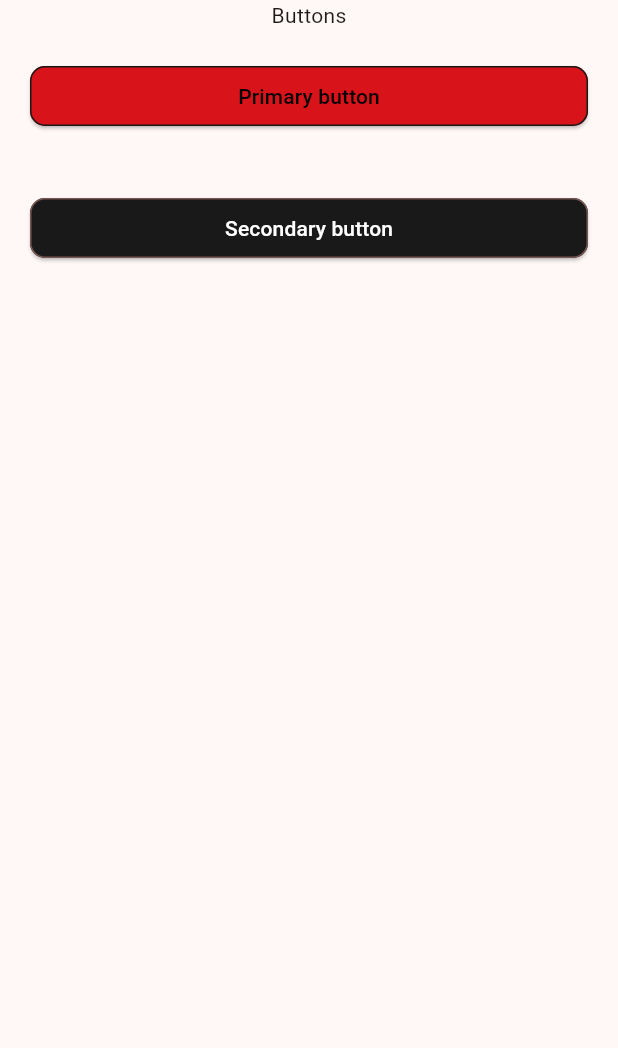
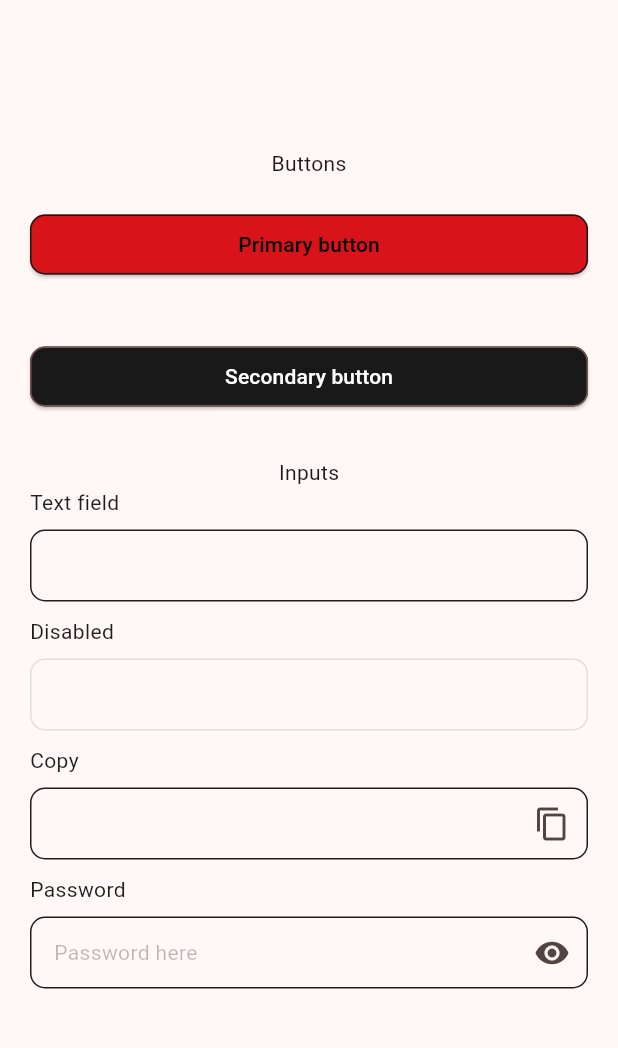
Before and after one commit to Jsmorales1415/ink_core, a Flutter app: the screen it shows after launch, on a phone screen of 412 x 824 dp, the part 84-1132 px from its top. Run offline on Flutter 3.47's test engine with Material 2 defaults, Android fonts, the phone set to English and light mode, and no system bars; our stand-ins replace dio.

Commit message:
feat: common text field created

```diff
--- a/lib/main.dart
+++ b/lib/main.dart
@@ -39,9 +39,73 @@ class _MyHomePageState extends State<MyHomePage> {
         backgroundColor: Theme.of(context).colorScheme.inversePrimary,
         title: Text(widget.title),
       ),
-      body: Center(
+      body: const Center(
+        child: SingleChildScrollView(
           child: Column(
-          children: <Widget>[
+            children: <Widget>[ButtonsSection(), gap10, TextFieldsSection()],
+          ),
+        ),
+      ),
+    );
+  }
+}
+
+class TextFieldsSection extends StatelessWidget {
+  const TextFieldsSection({super.key});
+
+  @override
+  Widget build(BuildContext context) {
+    return Column(
+      children: [
+        const Text('Inputs'),
+        const Padding(
+          padding: edgeInsetsH20,
+          child: InkTextField(title: 'Text field'),
+        ),
+        gap10,
+        const Padding(
+          padding: edgeInsetsH20,
+          child: InkTextField(
+            title: 'Disabled',
+            enable: false,
+          ),
+        ),
+        gap10,
+        Padding(
+          padding: edgeInsetsH20,
+          child: InkTextField(
+            title: 'Copy',
+            copyToClipboard: true,
+            onCopied: () => ScaffoldMessenger.of(context).showSnackBar(
+              const SnackBar(
+                content: Text('Copied!'),
+              ),
+            ),
+          ),
+        ),
+        gap10,
+        Padding(
+          padding: edgeInsetsH20,
+          child: InkTextField(
+            title: 'Password',
+            hintText: 'Password here',
+            hintTextColor: Palette.darkGrey.withOpacity(.3),
+            obscureText: true,
+          ),
+        ),
+        gap10,
+      ],
+    );
+  }
+}
+
+class ButtonsSection extends StatelessWidget {
+  const ButtonsSection({super.key});
+
+  @override
+  Widget build(BuildContext context) {
+    return Column(
+      children: [
         const Text('Buttons'),
         Padding(
           padding: edgeInsets20,
@@ -59,8 +123,6 @@ class _MyHomePageState extends State<MyHomePage> {
           ),
         ),
       ],
-        ),
-      ),
     );
   }
 }
--- /dev/null
+++ b/lib/src/extensions/build_context.dart
@@ -0,0 +1,17 @@
+import 'package:flutter/material.dart';
+
+extension ThemeX on BuildContext {
+  ThemeData get theme => Theme.of(this);
+}
+
+extension TextThemeX on BuildContext {
+  TextTheme get textTheme => theme.textTheme;
+}
+
+extension MediaQueryX on BuildContext {
+  MediaQueryData get mediaQuery => MediaQuery.of(this);
+  Size get size => mediaQuery.size;
+  double get height => size.height;
+  double get width => size.width;
+  EdgeInsets get padding => mediaQuery.padding;
+}
--- /dev/null
+++ b/lib/src/extensions/extensions.dart
@@ -0,0 +1,2 @@
+export 'build_context.dart';
+export 'text_theme.dart';
--- /dev/null
+++ b/lib/src/extensions/text_theme.dart
@@ -0,0 +1,30 @@
+import 'package:flutter/material.dart';
+import 'package:ink_core/ink_core.dart';
+
+extension TextStyleX on TextTheme {
+  /// Heading 1 Text Style
+  TextStyle get heading1 => headlineSmall!.copyWith(
+        fontWeight: AppFontWeight.bold,
+      );
+
+  /// Heading 2 Text Style
+  TextStyle get heading2 => bodyLarge!.copyWith(
+        fontWeight: AppFontWeight.semiBold,
+      );
+
+  /// Title Text Style
+  TextStyle get title => titleSmall!.copyWith(
+        fontWeight: AppFontWeight.semiBold,
+      );
+
+  /// Subtitle Text Style
+  TextStyle get body => bodyMedium!;
+
+  /// Caption 1 Text Style
+  TextStyle get caption1 => bodySmall!;
+
+  /// Caption 2 Text Style
+  TextStyle get caption2 => bodySmall!.copyWith(
+        fontSize: 10,
+      );
+}
--- a/lib/src/src.dart
+++ b/lib/src/src.dart
@@ -1,5 +1,7 @@
 export 'api/api.dart';
 export 'constants/constants.dart';
+export 'extensions/extensions.dart';
 export 'layout/layout.dart';
 export 'theme/theme.dart';
+export 'typography/typography.dart';
 export 'widgets/widgets.dart';
--- a/lib/src/theme/palette.dart
+++ b/lib/src/theme/palette.dart
@@ -6,8 +6,10 @@ class Palette {
   static const red = Color(0xFFD81319);
   static const redDark = Color.fromARGB(255, 137, 7, 11);
   static const paleRed = Color.fromARGB(255, 200, 86, 90);
+  static const redErrorAndAlert = Color(0xFFFF6865);
   static const white = Color(0xFFFFFFFF);
   static const black = Color(0xFF191919);
+  static const darkGrey = Color(0xFF1F1F1F);
 
   static const colors = [
     red,
--- /dev/null
+++ b/lib/src/typography/font_weights.dart
@@ -0,0 +1,31 @@
+import 'package:flutter/widgets.dart';
+
+/// Namespace for Default App Font Weights
+abstract class AppFontWeight {
+  /// FontWeight value of `w900`
+  static const FontWeight black = FontWeight.w900;
+
+  /// FontWeight value of `w800`
+  static const FontWeight extraBold = FontWeight.w800;
+
+  /// FontWeight value of `w700`
+  static const FontWeight bold = FontWeight.w700;
+
+  /// FontWeight value of `w600`
+  static const FontWeight semiBold = FontWeight.w600;
+
+  /// FontWeight value of `w500`
+  static const FontWeight medium = FontWeight.w500;
+
+  /// FontWeight value of `w400`
+  static const FontWeight regular = FontWeight.w400;
+
+  /// FontWeight value of `w300`
+  static const FontWeight light = FontWeight.w300;
+
+  /// FontWeight value of `w200`
+  static const FontWeight extraLight = FontWeight.w200;
+
+  /// FontWeight value of `w100`
+  static const FontWeight thin = FontWeight.w100;
+}
--- /dev/null
+++ b/lib/src/typography/typography.dart
@@ -0,0 +1 @@
+export 'font_weights.dart';
--- /dev/null
+++ b/lib/src/widgets/inputs/ink_text_field.dart
@@ -0,0 +1,340 @@
+import 'package:flutter/material.dart';
+import 'package:flutter/services.dart';
+import 'package:ink_core/ink_core.dart';
+
+class InkTextField extends StatefulWidget {
+  const InkTextField({
+    super.key,
+    this.onChanged,
+    this.hintText,
+    this.onFocus,
+    this.controller,
+    this.prefix,
+    this.prefixIcon,
+    this.minLines,
+    this.maxLines,
+    this.lines,
+    this.formatters = const [],
+    this.maxLength,
+    this.focusNode,
+    this.title,
+    this.optionalText,
+    this.validator,
+    this.autovalidateMode,
+    this.borderSide,
+    this.textAlign = TextAlign.start,
+    this.fillColor = Palette.darkGrey,
+    this.verticalPadding = 12,
+    this.textStyle,
+    this.obscureText = false,
+    this.hasError = false,
+    this.readOnly = false,
+    this.initialValue,
+    this.copyToClipboard = false,
+    this.error,
+    this.autofocus = false,
+    this.enable = true,
+    this.hintTextColor,
+    this.onTooltip,
+    this.onSubmitted,
+    this.textInputAction,
+    this.onCopied,
+    this.suffixIcon,
+    this.keyboardType,
+    this.isDense = false,
+    this.autocorrect = true,
+  });
+
+  const InkTextField.password({
+    super.key,
+    this.onChanged,
+    this.hintText,
+    this.onFocus,
+    this.controller,
+    this.prefix,
+    this.prefixIcon,
+    this.minLines,
+    this.maxLines,
+    this.lines,
+    this.formatters = const [],
+    this.maxLength,
+    this.focusNode,
+    this.title,
+    this.optionalText,
+    this.validator,
+    this.autovalidateMode,
+    this.borderSide,
+    this.textAlign = TextAlign.start,
+    this.fillColor = Palette.darkGrey,
+    this.verticalPadding = 12,
+    this.textStyle,
+    this.hasError = false,
+    this.readOnly = false,
+    this.initialValue,
+    this.error,
+    this.autofocus = false,
+    this.enable = true,
+    this.hintTextColor,
+    this.onTooltip,
+    this.onSubmitted,
+    this.textInputAction,
+    this.keyboardType,
+    this.isDense = false,
+    this.autocorrect = true,
+  })  : obscureText = true,
+        copyToClipboard = false,
+        onCopied = null,
+        suffixIcon = null;
+
+  const InkTextField.copyToClipboard({
+    super.key,
+    this.onChanged,
+    this.hintText,
+    this.onFocus,
+    this.controller,
+    this.prefix,
+    this.prefixIcon,
+    this.minLines,
+    this.maxLines,
+    this.lines,
+    this.formatters = const [],
+    this.maxLength,
+    this.focusNode,
+    this.title,
+    this.optionalText,
+    this.validator,
+    this.autovalidateMode,
+    this.borderSide,
+    this.textAlign = TextAlign.start,
+    this.fillColor = Palette.darkGrey,
+    this.verticalPadding = 12,
+    this.textStyle,
+    this.hasError = false,
+    this.readOnly = false,
+    this.initialValue,
+    this.error,
+    this.autofocus = false,
+    this.enable = true,
+    this.hintTextColor,
+    this.onTooltip,
+    this.onSubmitted,
+    this.keyboardType,
+    this.textInputAction,
+    this.onCopied,
+    this.isDense = false,
+    this.autocorrect = true,
+  })  : obscureText = false,
+        copyToClipboard = true,
+        suffixIcon = null;
+
+  final ValueChanged<String>? onChanged;
+  final String? hintText;
+  final ValueChanged<bool>? onFocus;
+  final TextEditingController? controller;
+  final Widget? prefix;
+  final IconData? prefixIcon;
+  final int? minLines;
+  final int? maxLines;
+  final int? lines;
+  final List<TextInputFormatter> formatters;
+  final int? maxLength;
+  final FocusNode? focusNode;
+  final String? title;
+  final String? optionalText;
+  final String? Function(String?)? validator;
+  final AutovalidateMode? autovalidateMode;
+  final BorderSide? borderSide;
+  final TextAlign textAlign;
+  final Color fillColor;
+  final double verticalPadding;
+  final TextStyle? textStyle;
+  final bool obscureText;
+  final bool hasError;
+  final bool readOnly;
+  final String? initialValue;
+  final bool copyToClipboard;
+  final Widget? error;
+  final bool autofocus;
+  final bool enable;
+  final Color? hintTextColor;
+  final VoidCallback? onTooltip;
+  final ValueChanged<String>? onSubmitted;
+  final TextInputAction? textInputAction;
+  final VoidCallback? onCopied;
+  final Widget? suffixIcon;
+  final TextInputType? keyboardType;
+  final bool isDense;
+  final bool autocorrect;
+
+  @override
+  State<InkTextField> createState() => _InkTextFieldState();
+}
+
+class _InkTextFieldState extends State<InkTextField> {
+  late final FocusNode focusNode;
+  late final ValueNotifier<bool> obscureText;
+
+  @override
+  void initState() {
+    focusNode = widget.focusNode ?? FocusNode();
+
+    focusNode.addListener(focusListener);
+    obscureText = ValueNotifier<bool>(widget.obscureText);
+    super.initState();
+  }
+
+  void focusListener() {
+    widget.onFocus?.call(focusNode.hasFocus);
+  }
+
+  @override
+  void dispose() {
+    focusNode
+      ..removeListener(focusListener)
+      ..dispose();
+    super.dispose();
+  }
+
+  OutlineInputBorder _inputBorder({
+    Color? color,
+    BorderSide? borderSide,
+  }) =>
+      OutlineInputBorder(
+        borderRadius: borderRadius10,
+        borderSide: borderSide ??
+            BorderSide(
+              color: color ?? Palette.darkGrey,
+            ),
+      );
+
+  @override
+  Widget build(BuildContext context) {
+    final prefixIcon = widget.prefixIcon;
+    final suffixIcon = getSuffixIcon();
+
+    return Column(
+      crossAxisAlignment: CrossAxisAlignment.stretch,
+      mainAxisSize: MainAxisSize.min,
+      children: [
+        if (widget.title != null) ...[
+          OGTextWithOptional(
+            title: widget.title!,
+            optionalText: widget.optionalText,
+            onTooltip: widget.onTooltip,
+          ),
+          gap8,
+        ],
+        ValueListenableBuilder(
+          valueListenable: obscureText,
+          builder: (context, value, child) => TextFormField(
+            autofocus: widget.autofocus,
+            autocorrect: widget.autocorrect,
+            initialValue: widget.initialValue,
+            readOnly: widget.readOnly,
+            onFieldSubmitted: widget.onSubmitted,
+            obscuringCharacter: '*',
+            obscureText: obscureText.value,
+            onChanged: widget.onChanged,
+            focusNode: widget.focusNode ?? focusNode,
+            controller: widget.controller,
+            validator: widget.validator,
+            enabled: widget.enable,
+            keyboardType: widget.keyboardType,
+            autovalidateMode: widget.autovalidateMode,
+            textInputAction: widget.textInputAction,
+            decoration: InputDecoration(
+              isDense: widget.isDense,
+              fillColor: widget.fillColor,
+              contentPadding: EdgeInsets.symmetric(
+                vertical: widget.verticalPadding,
+              ).copyWith(right: 12),
+              prefix: prefixIcon == null ? space12 : null,
+              prefixIcon: widget.prefix ??
+                  (prefixIcon == null
+                      ? null
+                      : Icon(
+                          prefixIcon,
+                          size: 18,
+                          color: Palette.paleRed,
+                        )),
+              border: _inputBorder(borderSide: widget.borderSide),
+              hintText: widget.hintText,
+              enabledBorder: _inputBorder(borderSide: widget.borderSide),
+              hintStyle: context.textTheme.bodyMedium?.copyWith(
+                color: widget.hintTextColor ?? Palette.white.withOpacity(.25),
+                fontWeight: AppFontWeight.regular,
+              ),
+              errorStyle: context.textTheme.body.copyWith(
+                color: Palette.redErrorAndAlert,
+              ),
+              labelStyle: context.textTheme.bodyMedium?.copyWith(
+                fontWeight: AppFontWeight.semiBold,
+              ),
+              errorBorder: _inputBorder(color: Palette.redErrorAndAlert),
+              focusedErrorBorder: _inputBorder(color: Palette.redErrorAndAlert),
+              focusedBorder: _inputBorder(
+                color: widget.hasError
+                    ? Palette.redErrorAndAlert
+                    : context.theme.primaryColor,
+              ),
+              suffixIcon: suffixIcon,
+            ),
+            textAlign: widget.textAlign,
+            minLines: widget.lines ?? widget.minLines,
+            maxLines: widget.obscureText ? 1 : widget.lines ?? widget.maxLines,
+            inputFormatters: [
+              ...widget.formatters,
+              LengthLimitingTextInputFormatter(widget.maxLength),
+            ],
+            style: widget.textStyle ??
+                context.textTheme.bodyMedium?.copyWith(
+                  fontWeight: AppFontWeight.semiBold,
+                ),
+          ),
+        ),
+        if (widget.error != null) ...[
+          gap4,
+          widget.error!,
+        ],
+      ],
+    );
+  }
+
+  Widget? getSuffixIcon() {
+    Widget? suffixIcon;
+    suffixIcon = widget.suffixIcon;
+
+    if (widget.obscureText) {
+      suffixIcon = ValueListenableBuilder<bool>(
+        valueListenable: obscureText,
+        builder: (context, value, child) => IconButton(
+          onPressed: () => obscureText.value = !obscureText.value,
+          splashColor: Colors.transparent,
+          splashRadius: 1,
+          style: IconButton.styleFrom(splashFactory: NoSplash.splashFactory),
+          icon: value
+              ? const Icon(Icons.remove_red_eye)
+              : const Icon(Icons.remove_red_eye_outlined),
+        ),
+      );
+    }
+
+    if (widget.copyToClipboard) {
+      suffixIcon = IconButton(
+        splashColor: Colors.transparent,
+        splashRadius: 1,
+        onPressed: () {
+          Clipboard.setData(
+            ClipboardData(
+              text: widget.controller?.text ?? widget.initialValue ?? '',
+            ),
+          );
+          widget.onCopied?.call();
+        },
+        icon: const Icon(Icons.copy),
+      );
+    }
+
+    return suffixIcon;
+  }
+}
--- /dev/null
+++ b/lib/src/widgets/inputs/inputs.dart
@@ -0,0 +1 @@
+export 'ink_text_field.dart';
--- /dev/null
+++ b/lib/src/widgets/text/ink_text_with_option.dart
@@ -0,0 +1,45 @@
+import 'package:flutter/material.dart';
+import 'package:ink_core/ink_core.dart';
+
+class OGTextWithOptional extends StatelessWidget {
+  const OGTextWithOptional({
+    super.key,
+    required this.title,
+    this.optionalText,
+    this.onTooltip,
+  });
+
+  final String title;
+  final String? optionalText;
+  final VoidCallback? onTooltip;
+
+  @override
+  Widget build(BuildContext context) {
+    return Row(
+      children: [
+        Expanded(
+          child: RichText(
+            text: TextSpan(
+              text: title,
+              style: context.textTheme.body.copyWith(
+                color: Palette.darkGrey,
+              ),
+              children: [
+                if (optionalText != null)
+                  TextSpan(
+                    text: ' ($optionalText)',
+                    style: context.textTheme.body.copyWith(
+                      color: context.theme.primaryColor,
+                    ),
+                  ),
+              ],
+            ),
+          ),
+        ),
+        if (onTooltip != null) ...[
+          // TODO(jsmorals): implement tooltip if needed
+        ]
+      ],
+    );
+  }
+}
--- /dev/null
+++ b/lib/src/widgets/text/text.dart
@@ -0,0 +1 @@
+export 'ink_text_with_option.dart';
--- a/lib/src/widgets/widgets.dart
+++ b/lib/src/widgets/widgets.dart
@@ -1,2 +1,4 @@
 export 'appbars/appbars.dart';
 export 'buttons/buttons.dart';
+export 'inputs/inputs.dart';
+export 'text/text.dart';
--- a/pubspec.yaml
+++ b/pubspec.yaml
@@ -35,6 +35,7 @@ dependencies:
   # Use with the CupertinoIcons class for iOS style icons.
   cupertino_icons: ^1.0.2
   dio: ^5.3.3
+  formz: ^0.6.1
 
 dev_dependencies:
   flutter_test:
```
Also changed, not shown: pubspec.lock. Lines whose indentation alone changed are shown as unchanged.
